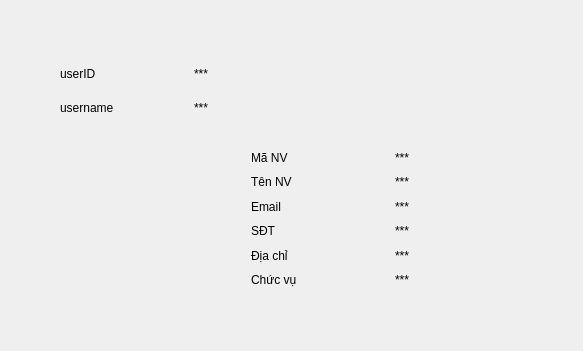
Old version of the form view/tai_khoan/tai_khoan.ui in the repository loimaxto/DoAnPython.
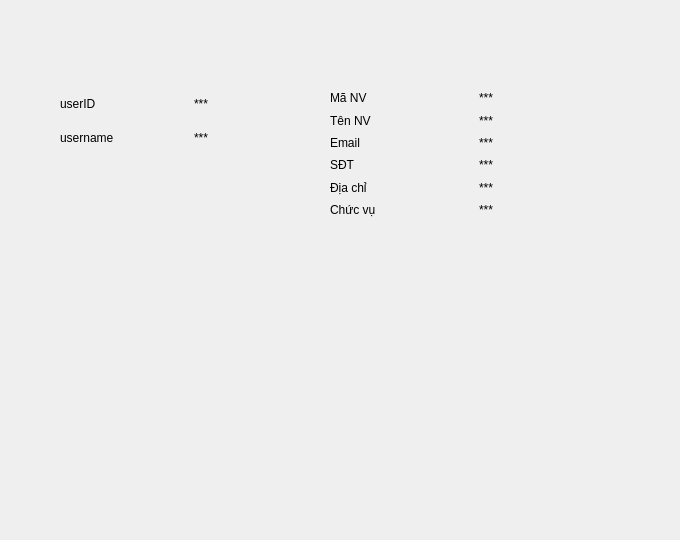
New version of the form.

```diff
--- a/view/tai_khoan/tai_khoan.ui
+++ b/view/tai_khoan/tai_khoan.ui
@@ -6,20 +6,20 @@
    <rect>
     <x>0</x>
     <y>0</y>
-    <width>583</width>
-    <height>351</height>
+    <width>680</width>
+    <height>540</height>
    </rect>
   </property>
   <property name="windowTitle">
    <string>Form</string>
   </property>
-  <widget class="QWidget" name="">
+  <widget class="QWidget" name="layoutWidget">
    <property name="geometry">
     <rect>
-     <x>251</x>
-     <y>148</y>
-     <width>281</width>
-     <height>141</height>
+     <x>330</x>
+     <y>90</y>
+     <width>291</width>
+     <height>128</height>
     </rect>
    </property>
    <layout class="QGridLayout" name="gridLayout">
@@ -109,11 +109,11 @@
     </item>
    </layout>
   </widget>
-  <widget class="QWidget" name="">
+  <widget class="QWidget" name="layoutWidget">
    <property name="geometry">
     <rect>
      <x>60</x>
-     <y>60</y>
+     <y>90</y>
      <width>261</width>
      <height>62</height>
     </rect>
```
Left out of the diff: 98 changed lines with no effect on the pictures.
